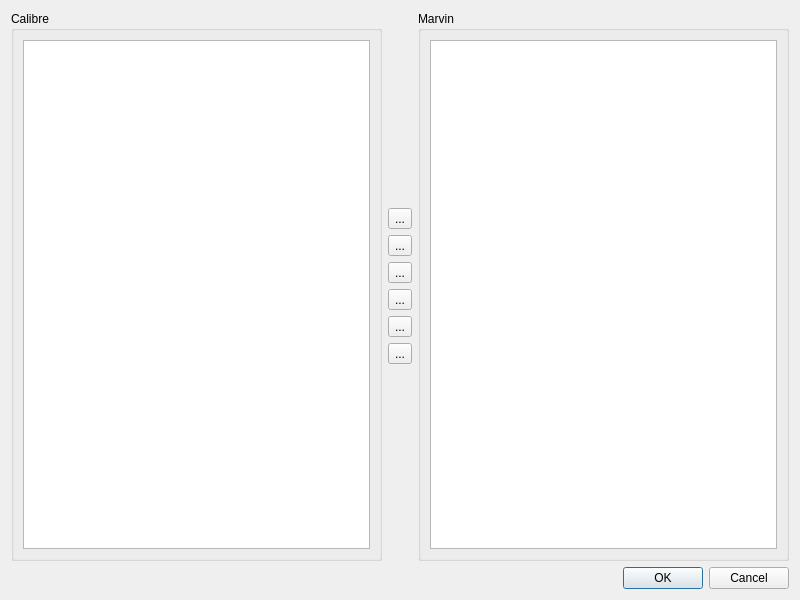
Old version of the form dialogs/view_collections.ui in the repository Philantrop/calibre-marvin-manager.
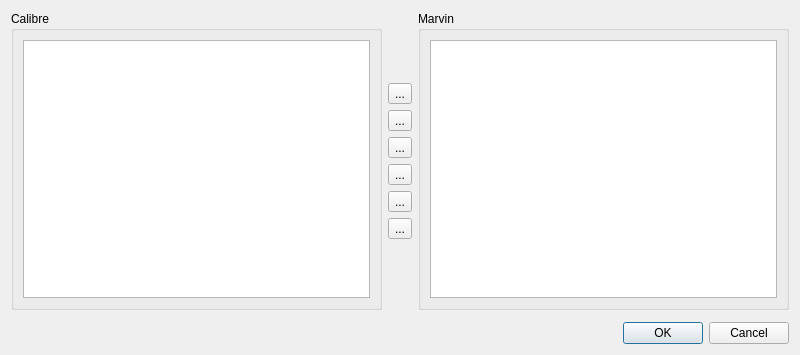
New version of the form. Icons and pictures are not drawn.

Commit message: inserted a variety of spacers to guarantee minimal sizes for supplemental dialogs.

What changed in the file:
```diff
--- a/dialogs/view_collections.ui
+++ b/dialogs/view_collections.ui
@@ -7,7 +7,7 @@
     <x>0</x>
     <y>0</y>
     <width>800</width>
-    <height>600</height>
+    <height>355</height>
    </rect>
   </property>
   <property name="windowTitle">
@@ -57,6 +57,22 @@
          </layout>
         </widget>
        </item>
+       <item>
+        <spacer name="button_breather_spacer">
+         <property name="orientation">
+          <enum>Qt::Vertical</enum>
+         </property>
+         <property name="sizeType">
+          <enum>QSizePolicy::Fixed</enum>
+         </property>
+         <property name="sizeHint" stdset="0">
+          <size>
+           <width>0</width>
+           <height>250</height>
+          </size>
+         </property>
+        </spacer>
+       </item>
        <item>
         <layout class="QVBoxLayout" name="tool_button_vl">
          <item>
@@ -175,6 +191,22 @@
        </item>
       </layout>
      </item>
+     <item>
+      <spacer name="horizontalSpacer">
+       <property name="orientation">
+        <enum>Qt::Horizontal</enum>
+       </property>
+       <property name="sizeType">
+        <enum>QSizePolicy::Fixed</enum>
+       </property>
+       <property name="sizeHint" stdset="0">
+        <size>
+         <width>400</width>
+         <height>6</height>
+        </size>
+       </property>
+      </spacer>
+     </item>
      <item>
       <widget class="QDialogButtonBox" name="bb">
        <property name="standardButtons">
```
The commit also changes 5 other files.
